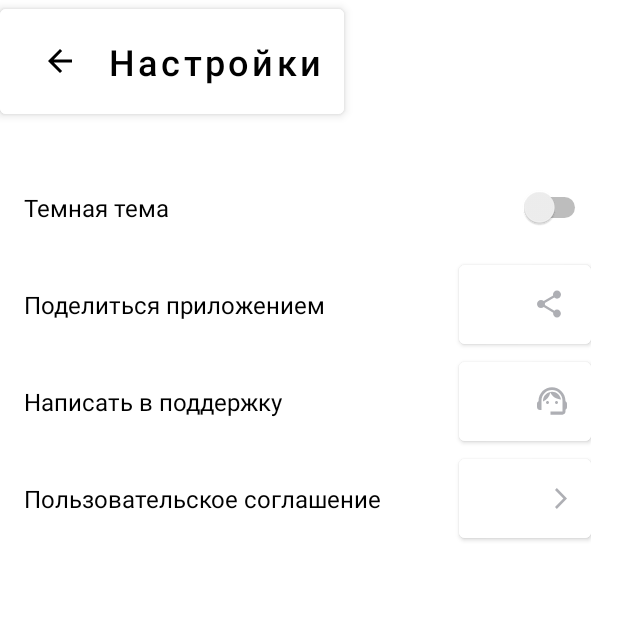
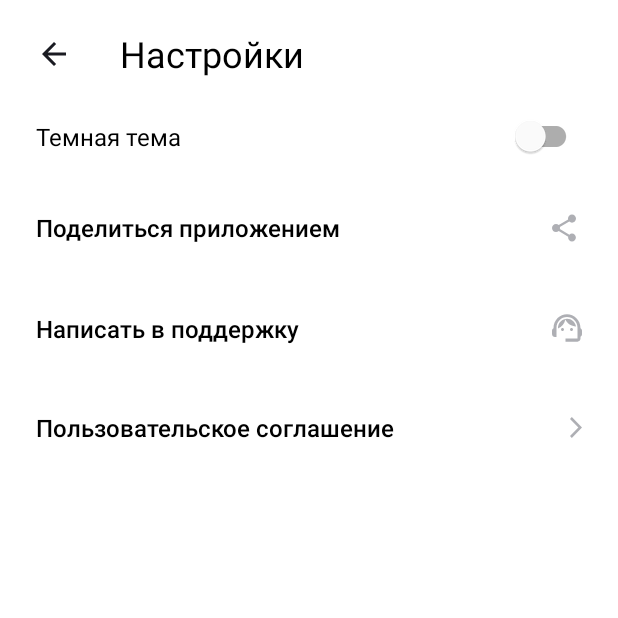
Before and after one commit to EidAbdel/PlaylistMaker, an Android app: the MainSetting screen opened directly, with no data from a screen before it, on a phone screen of 412 x 824 dp, the top half of it. Run offline under Robolectric (Android 15) with nearby library versions, the phone set to English and light mode, and no system bars.

Commit message:
6) Переверстал экран настройки

```diff
--- a/app/src/main/java/com/practicum/playlistmaker/MainSetting.kt
+++ b/app/src/main/java/com/practicum/playlistmaker/MainSetting.kt
@@ -5,6 +5,7 @@ import android.os.Bundle
 import android.widget.Button
 import androidx.activity.enableEdgeToEdge
 import androidx.appcompat.app.AppCompatActivity
+import androidx.appcompat.widget.Toolbar
 import androidx.core.view.ViewCompat
 import androidx.core.view.WindowInsetsCompat
 
@@ -14,7 +15,7 @@ class MainSetting : AppCompatActivity() {
         enableEdgeToEdge()
         setContentView(R.layout.activity_main_setting)
 
-        val bt_back_main_menu = findViewById<Button>(R.id.back_setting_bt)
+        val bt_back_main_menu = findViewById<Toolbar>(R.id.tb_back_setting_bt)
         bt_back_main_menu.setOnClickListener {
             finish()
         }
--- a/app/src/main/res/layout/activity_main_setting.xml
+++ b/app/src/main/res/layout/activity_main_setting.xml
@@ -1,167 +1,110 @@
+<?xml version="1.0" encoding="utf-8"?>
+
+
 <LinearLayout xmlns:android="http://schemas.android.com/apk/res/android"
     xmlns:app="http://schemas.android.com/apk/res-auto"
     xmlns:tools="http://schemas.android.com/tools"
-    android:id="@+id/setting"
+    android:padding="@dimen/medium_padding"
     android:layout_width="match_parent"
     android:layout_height="match_parent"
+    android:orientation="vertical"
+    android:id="@+id/setting"
+
+    >
+
+    <androidx.appcompat.widget.Toolbar
+        android:id="@+id/tb_back_setting_bt"
+        android:layout_width="match_parent"
+        android:layout_height="wrap_content"
         android:background="@color/white"
-    android:orientation="vertical">
-
-
-    <FrameLayout
-        android:layout_width="match_parent"
-        android:layout_height="0dp"
-        android:layout_weight="1">
-
-        <Button
-            android:id="@+id/back_setting_bt"
-            android:layout_width="wrap_content"
-            android:layout_height="match_parent"
-            android:layout_gravity="left|bottom"
-            android:backgroundTint="@color/white"
-            android:text="@string/setting"
-            android:textColor="@color/black"
-            android:textIsSelectable="true"
-            android:textSize="@dimen/primary_text_size"
-            app:icon="@drawable/back"
-            app:iconGravity="textStart"
-            app:iconTint="@color/black"
-            tools:ignore="RtlHardcoded" />
-
-
-    </FrameLayout>
-
-    <LinearLayout
-        android:layout_width="match_parent"
-        android:layout_height="0dp"
-        android:layout_weight="9"
-        android:orientation="vertical"
-        android:paddingLeft="16dp"
-        android:paddingTop="24dp"
-        android:paddingRight="18dp"
-        tools:ignore="RtlHardcoded">
-
-        <FrameLayout
-            android:layout_width="match_parent"
-            android:layout_height="wrap_content">
-
+        app:navigationIcon="@drawable/back">
         <TextView
             android:layout_width="wrap_content"
             android:layout_height="match_parent"
-                android:layout_gravity="left"
-                android:paddingVertical='21dp'
+            android:text="@string/setting"
+            android:textColor="@color/black"
+            android:textSize="@dimen/primary_text_size"
+            />
+    </androidx.appcompat.widget.Toolbar>
+    <com.google.android.material.switchmaterial.SwitchMaterial
+        android:layout_width="match_parent"
+        android:layout_height="wrap_content"
         android:text="@string/dark_themes"
-                android:textColor="@color/black"
+        android:gravity="left|center"
         android:textSize="@dimen/text_size_list"
+        android:padding="@dimen/margin"
+        tools:ignore="RtlHardcoded" />
 
-                tools:ignore="RtlHardcoded"
+    <com.google.android.material.button.MaterialButton
+        android:id="@+id/share_bt"
 
-                />
+        android:layout_width="match_parent"
+        android:layout_height="wrap_content"
 
-            <Switch
-                android:layout_width="wrap_content"
-                android:layout_height="match_parent"
-                android:layout_gravity="right"
+        android:backgroundTint="@color/white"
 
-                tools:ignore="UseSwitchCompatOrMaterialXml" />
-
-
-        </FrameLayout>
-
-        <FrameLayout
-            android:layout_width="match_parent"
-            android:layout_height="wrap_content">
-
-            <TextView
-                android:layout_width="wrap_content"
-                android:layout_height="match_parent"
-                android:layout_gravity="left"
-                android:paddingVertical='21dp'
         android:text="@string/Share"
         android:textColor="@color/black"
         android:textSize="@dimen/text_size_list"
-
-                tools:ignore="RtlHardcoded"
-
-                />
-
-            <Button
-                android:layout_width="wrap_content"
-                android:layout_height="match_parent"
-                android:layout_gravity="right"
-                android:backgroundTint="@color/white"
+        android:textAllCaps="false"
+        android:gravity="left|center"
 
         app:icon="@drawable/share"
         app:iconGravity="end"
         app:iconTint="@color/gray"
+        android:padding="@dimen/margin"
 
-                />
+        style="?android:attr/borderlessButtonStyle"
+
+        tools:ignore="RtlHardcoded" />
+
+    <com.google.android.material.button.MaterialButton
+        android:id="@+id/support_bt"
+
+        android:layout_width="match_parent"
+        android:layout_height="wrap_content"
 
 
-        </FrameLayout>
+        android:backgroundTint="@color/white"
 
-        <FrameLayout
-            android:layout_width="match_parent"
-            android:layout_height="wrap_content">
-
-            <TextView
-                android:layout_width="wrap_content"
-                android:layout_height="match_parent"
-                android:layout_gravity="left"
-                android:paddingVertical='21dp'
         android:text="@string/support"
         android:textColor="@color/black"
         android:textSize="@dimen/text_size_list"
+        android:textAllCaps="false"
+        android:gravity="left|center"
 
-                tools:ignore="RtlHardcoded"
-
-                />
-
-            <Button
-                android:layout_width="wrap_content"
-                android:layout_height="match_parent"
-                android:layout_gravity="right"
-                android:backgroundTint="@color/white"
         app:icon="@drawable/support"
         app:iconGravity="end"
         app:iconTint="@color/gray"
+        android:padding="@dimen/margin"
+
+        style="?android:attr/borderlessButtonStyle"
+
+        tools:ignore="RtlHardcoded" />
+
+    <com.google.android.material.button.MaterialButton
+        android:id="@+id/user_agreement_bt"
+
+        android:layout_width="match_parent"
+        android:layout_height="wrap_content"
 
 
-                />
+        android:backgroundTint="@color/white"
 
-        </FrameLayout>
-
-        <FrameLayout
-            android:layout_width="match_parent"
-            android:layout_height="wrap_content">
-
-            <TextView
-                android:layout_width="wrap_content"
-                android:layout_height="match_parent"
-                android:layout_gravity="left"
-                android:paddingVertical='21dp'
         android:text="@string/user_agreement"
         android:textColor="@color/black"
         android:textSize="@dimen/text_size_list"
+        android:textAllCaps="false"
+        android:gravity="left|center"
 
-                tools:ignore="RtlHardcoded"
-
-                />
-
-            <Button
-                android:layout_width="wrap_content"
-                android:layout_height="match_parent"
-                android:layout_gravity="right"
-                android:backgroundTint="@color/white"
         app:icon="@drawable/next"
         app:iconGravity="end"
         app:iconTint="@color/gray"
+        android:padding="@dimen/margin"
+
+        style="?android:attr/borderlessButtonStyle"
+
+        tools:ignore="RtlHardcoded" />
 
 
-                />
-
-        </FrameLayout>
-
 </LinearLayout>
-
-</LinearLayout>
```
Lines whose indentation alone changed are shown as unchanged.
